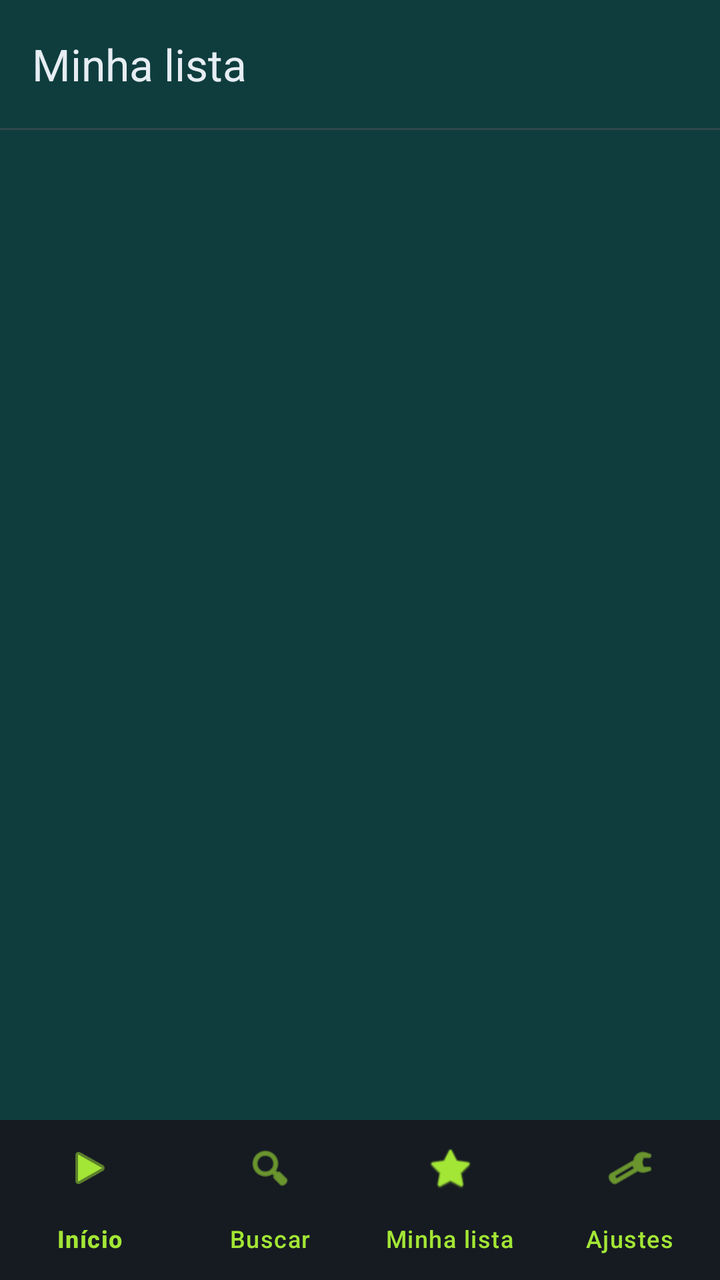
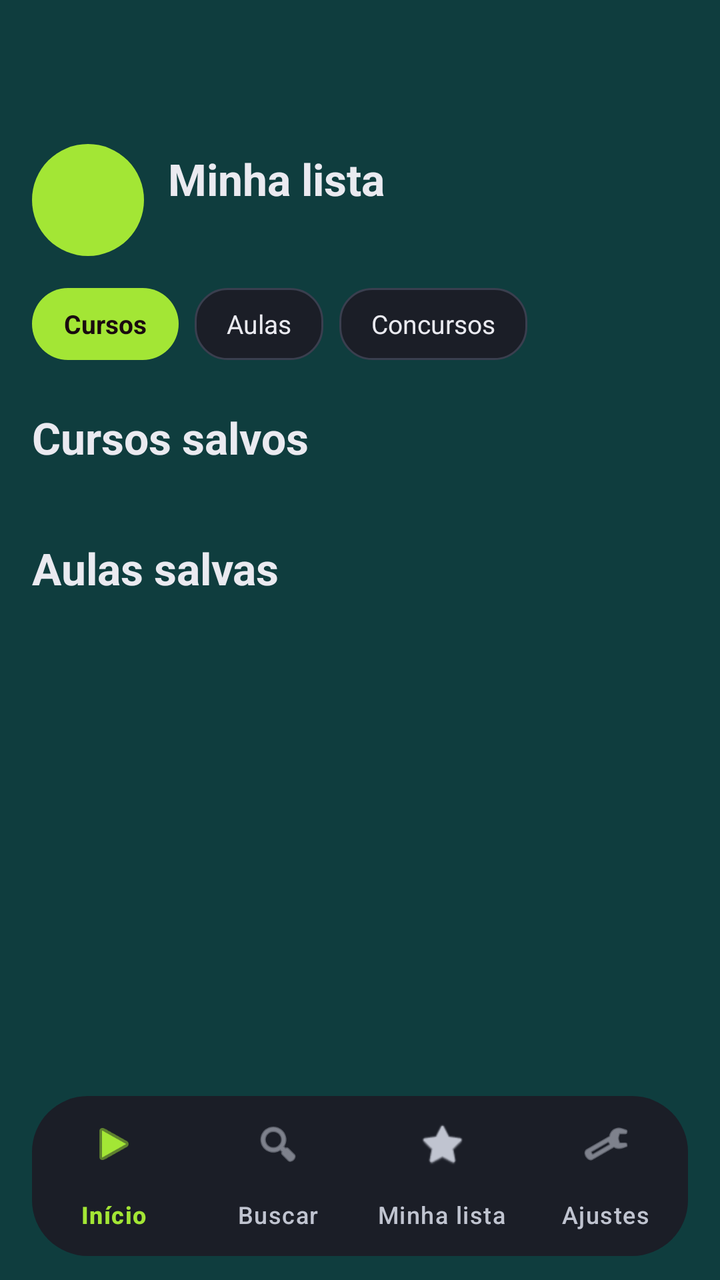

Compare the two renders of this Android layout. The source of the first and the diff that turns it into the second are given below.
<!-- AndroidManifest.xml: application theme Theme.VovoFit -->
<!-- res/layout/activity_mylist.xml -->
<?xml version="1.0" encoding="utf-8"?>
<LinearLayout xmlns:android="http://schemas.android.com/apk/res/android"
    xmlns:app="http://schemas.android.com/apk/res-auto"
    android:layout_width="match_parent"
    android:layout_height="match_parent"
    android:orientation="vertical"
    android:background="@color/bg_primary">

    <com.google.android.material.appbar.MaterialToolbar
        android:id="@+id/toolbar"
        android:layout_width="match_parent"
        android:layout_height="64dp"
        android:background="@color/bg_primary"
        android:elevation="0dp"
        app:title="Minha lista"
        app:titleTextColor="@color/text_primary"
        app:titleTextAppearance="@style/TextAppearance.Material3.TitleLarge"
        app:navigationIconTint="@color/meggy_pink" />

    <View
        android:layout_width="match_parent"
        android:layout_height="1dp"
        android:background="#22FF8B9F" />

    <TextView
        android:id="@+id/label_count"
        android:layout_width="wrap_content"
        android:layout_height="wrap_content"
        android:textColor="@color/text_secondary"
        android:textSize="13sp"
        android:paddingHorizontal="20dp"
        android:paddingTop="10dp"
        android:paddingBottom="6dp" />

    <FrameLayout
        android:layout_width="match_parent"
        android:layout_height="0dp"
        android:layout_weight="1">

        
        <androidx.core.widget.NestedScrollView
            android:id="@+id/scroll_content"
            android:layout_width="match_parent"
            android:layout_height="match_parent"
            android:clipToPadding="false">

            <LinearLayout
                android:layout_width="match_parent"
                android:layout_height="wrap_content"
                android:orientation="vertical">

                <TextView
                    android:id="@+id/label_courses"
                    android:layout_width="wrap_content"
                    android:layout_height="wrap_content"
                    android:text="📚 Cursos"
                    android:textColor="@color/text_primary"
                    android:textSize="15sp"
                    android:textStyle="bold"
                    android:paddingHorizontal="20dp"
                    android:paddingTop="6dp"
                    android:paddingBottom="8dp"
                    android:visibility="gone" />

                <androidx.recyclerview.widget.RecyclerView
                    android:id="@+id/recycler_courses"
                    android:layout_width="match_parent"
                    android:layout_height="wrap_content"
                    android:clipToPadding="false"
                    android:nestedScrollingEnabled="false"
                    android:paddingHorizontal="10dp"
                    android:paddingBottom="8dp"
                    android:visibility="gone" />

                <TextView
                    android:id="@+id/label_files"
                    android:layout_width="wrap_content"
                    android:layout_height="wrap_content"
                    android:text="🎬 Vídeos e arquivos"
                    android:textColor="@color/text_primary"
                    android:textSize="15sp"
                    android:textStyle="bold"
                    android:paddingHorizontal="20dp"
                    android:paddingTop="6dp"
                    android:paddingBottom="8dp"
                    android:visibility="gone" />

                <androidx.recyclerview.widget.RecyclerView
                    android:id="@+id/recycler"
                    android:layout_width="match_parent"
                    android:layout_height="wrap_content"
                    android:clipToPadding="false"
                    android:nestedScrollingEnabled="false"
                    android:paddingHorizontal="10dp"
                    android:paddingBottom="24dp" />
            </LinearLayout>
        </androidx.core.widget.NestedScrollView>

        <LinearLayout
            android:id="@+id/empty_state"
            android:layout_width="wrap_content"
            android:layout_height="wrap_content"
            android:layout_gravity="center"
            android:orientation="vertical"
            android:gravity="center"
            android:visibility="gone">

            <TextView
                android:layout_width="wrap_content"
                android:layout_height="wrap_content"
                android:textSize="56sp"
                android:text="⭐" />

            <TextView
                android:layout_width="wrap_content"
                android:layout_height="wrap_content"
                android:layout_marginTop="12dp"
                android:text="Sua lista está vazia.\nToque em ⭐ nos vídeos e cursos para salvá-los aqui."
                android:textColor="@color/text_secondary"
                android:textSize="14sp"
                android:gravity="center" />
        </LinearLayout>
    </FrameLayout>

    <com.google.android.material.bottomnavigation.BottomNavigationView
        android:id="@+id/bottom_nav"
        android:layout_width="match_parent"
        android:layout_height="wrap_content"
        android:background="@color/bg_surface"
        app:labelVisibilityMode="labeled"
        app:itemTextColor="@color/meggy_pink"
        app:itemIconTint="@color/meggy_pink"
        app:menu="@menu/bottom_nav" />
</LinearLayout>
<!-- resources referenced by this layout -->
<resources>
  <color name="bg_primary">#0F3D3E</color>
  <color name="bg_surface">#161B22</color>
  <color name="meggy_pink">#FFA3E635</color>
  <color name="text_primary">#E6EDF3</color>
  <color name="text_secondary">#8B949E</color>
  <color name="md_primary">#FFA3E635</color>
  <color name="md_on_primary">#FF1A0A0F</color>
  <color name="md_primary_container">#FF0F3D3E</color>
  <color name="md_on_primary_container">#FFFFEAF1</color>
  <color name="md_secondary">#FFC026D3</color>
  <color name="md_on_secondary">#FF1A0A1F</color>
  <color name="md_secondary_container">#FF5A1B6E</color>
  <color name="md_on_secondary_container">#FFFBD7FF</color>
  <color name="md_background">#FF0F3D3E</color>
  <color name="md_surface">#FF16181F</color>
  <color name="md_surface_variant">#FF232634</color>
  <color name="md_on_background">#FFEAEAF0</color>
  <color name="md_on_surface">#FFEAEAF0</color>
  <color name="md_on_surface_variant">#FFC0C4D0</color>
  <color name="md_outline">#FF3A3F4F</color>
  <color name="md_outline_variant">#FF2A2E3A</color>
  <color name="md_error">#FFCF6679</color>
  <color name="md_on_error">#FF600014</color>
  <style name="Widget.Meggy.CardView" parent="Widget.Material3.CardView.Filled">
          <item name="cardBackgroundColor">@color/md_surface_container</item>
          <item name="cardCornerRadius">20dp</item>
          <item name="cardElevation">2dp</item>
          <item name="contentPadding">0dp</item>
          <item name="strokeWidth">0dp</item>
      </style>
  <color name="md_surface_container">#FF1B1E27</color>
  <!-- unchanged entries left out for length: 1 -->
</resources>

<!-- the commit's change to res/layout/activity_mylist.xml (unified diff, before → after) -->
@@ -3,132 +3,210 @@
     xmlns:app="http://schemas.android.com/apk/res-auto"
     android:layout_width="match_parent"
     android:layout_height="match_parent"
-    android:orientation="vertical"
-    android:background="@color/bg_primary">
+    android:background="@color/md_background"
+    android:orientation="vertical">
 
     <com.google.android.material.appbar.MaterialToolbar
         android:id="@+id/toolbar"
         android:layout_width="match_parent"
         android:layout_height="64dp"
-        android:background="@color/bg_primary"
+        android:background="@color/md_background"
         android:elevation="0dp"
-        app:title="Minha lista"
-        app:titleTextColor="@color/text_primary"
+        app:navigationIconTint="@color/md_primary"
         app:titleTextAppearance="@style/TextAppearance.Material3.TitleLarge"
-        app:navigationIconTint="@color/meggy_pink" />
-
-    <View
-        android:layout_width="match_parent"
-        android:layout_height="1dp"
-        android:background="#22FF8B9F" />
-
-    <TextView
-        android:id="@+id/label_count"
-        android:layout_width="wrap_content"
-        android:layout_height="wrap_content"
-        android:textColor="@color/text_secondary"
-        android:textSize="13sp"
-        android:paddingHorizontal="20dp"
-        android:paddingTop="10dp"
-        android:paddingBottom="6dp" />
-
-    <FrameLayout
+        app:titleTextColor="@color/md_on_surface" />
+
+    <androidx.core.widget.NestedScrollView
+        android:id="@+id/scrollContent"
         android:layout_width="match_parent"
         android:layout_height="0dp"
-        android:layout_weight="1">
-
-        
-        <androidx.core.widget.NestedScrollView
-            android:id="@+id/scroll_content"
+        android:layout_weight="1"
+        android:fillViewport="true">
+
+        <LinearLayout
             android:layout_width="match_parent"
-            android:layout_height="match_parent"
-            android:clipToPadding="false">
-
+            android:layout_height="wrap_content"
+            android:orientation="vertical"
+            android:paddingHorizontal="@dimen/content_margin"
+            android:paddingBottom="@dimen/spacing_lg">
+
+            
             <LinearLayout
                 android:layout_width="match_parent"
                 android:layout_height="wrap_content"
-                android:orientation="vertical">
-
-                <TextView
-                    android:id="@+id/label_courses"
+                android:layout_marginTop="@dimen/spacing_sm"
+                android:gravity="center_vertical"
+                android:orientation="horizontal">
+
+                <TextView
+                    android:id="@+id/avatarMonogram"
+                    android:layout_width="56dp"
+                    android:layout_height="56dp"
+                    android:background="@drawable/btn_play_circle"
+                    android:gravity="center"
+                    android:textColor="@color/md_on_primary"
+                    android:textSize="22sp"
+                    android:textStyle="bold" />
+
+                <LinearLayout
+                    android:layout_width="0dp"
+                    android:layout_height="wrap_content"
+                    android:layout_marginStart="@dimen/spacing_md"
+                    android:layout_weight="1"
+                    android:orientation="vertical">
+
+                    <TextView
+                        android:layout_width="match_parent"
+                        android:layout_height="wrap_content"
+                        android:text="@string/mylist_title"
+                        android:textColor="@color/md_on_surface"
+                        android:textSize="@dimen/text_topbar_title"
+                        android:textStyle="bold" />
+
+                    <TextView
+                        android:id="@+id/labelCount"
+                        android:layout_width="match_parent"
+                        android:layout_height="wrap_content"
+                        android:layout_marginTop="2dp"
+                        android:textColor="@color/md_primary"
+                        android:textSize="@dimen/text_card_subtitle" />
+                </LinearLayout>
+            </LinearLayout>
+
+            
+            <LinearLayout
+                android:layout_width="match_parent"
+                android:layout_height="wrap_content"
+                android:layout_marginTop="@dimen/spacing_lg"
+                android:orientation="horizontal">
+
+                <TextView
+                    android:id="@+id/tabCourses"
                     android:layout_width="wrap_content"
-                    android:layout_height="wrap_content"
-                    android:text="📚 Cursos"
-                    android:textColor="@color/text_primary"
-                    android:textSize="15sp"
-                    android:textStyle="bold"
-                    android:paddingHorizontal="20dp"
-                    android:paddingTop="6dp"
-                    android:paddingBottom="8dp"
-                    android:visibility="gone" />
-
-                <androidx.recyclerview.widget.RecyclerView
-                    android:id="@+id/recycler_courses"
-                    android:layout_width="match_parent"
-                    android:layout_height="wrap_content"
-                    android:clipToPadding="false"
-                    android:nestedScrollingEnabled="false"
-                    android:paddingHorizontal="10dp"
-                    android:paddingBottom="8dp"
-                    android:visibility="gone" />
-
-                <TextView
-                    android:id="@+id/label_files"
+                    android:layout_height="@dimen/chip_height"
+                    android:layout_marginEnd="@dimen/spacing_sm"
+                    android:background="@drawable/btn_primary_pill"
+                    android:clickable="true"
+                    android:focusable="true"
+                    android:gravity="center"
+                    android:paddingHorizontal="@dimen/spacing_lg"
+                    android:text="Cursos"
+                    android:textColor="@color/md_on_primary"
+                    android:textSize="@dimen/text_chip"
+                    android:textStyle="bold" />
+
+                <TextView
+                    android:id="@+id/tabFiles"
                     android:layout_width="wrap_content"
-                    android:layout_height="wrap_content"
-                    android:text="🎬 Vídeos e arquivos"
-                    android:textColor="@color/text_primary"
-                    android:textSize="15sp"
-                    android:textStyle="bold"
-                    android:paddingHorizontal="20dp"
-                    android:paddingTop="6dp"
-                    android:paddingBottom="8dp"
-                    android:visibility="gone" />
-
-                <androidx.recyclerview.widget.RecyclerView
-                    android:id="@+id/recycler"
-                    android:layout_width="match_parent"
-                    android:layout_height="wrap_content"
-                    android:clipToPadding="false"
-                    android:nestedScrollingEnabled="false"
-                    android:paddingHorizontal="10dp"
-                    android:paddingBottom="24dp" />
+                    android:layout_height="@dimen/chip_height"
+                    android:layout_marginEnd="@dimen/spacing_sm"
+                    android:background="@drawable/chip_outline"
+                    android:clickable="true"
+                    android:focusable="true"
+                    android:gravity="center"
+                    android:paddingHorizontal="@dimen/spacing_lg"
+                    android:text="Aulas"
+                    android:textColor="@color/md_on_surface"
+                    android:textSize="@dimen/text_chip" />
+
+                <TextView
+                    android:id="@+id/tabConcursos"
+                    android:layout_width="wrap_content"
+                    android:layout_height="@dimen/chip_height"
+                    android:background="@drawable/chip_outline"
+                    android:clickable="true"
+                    android:focusable="true"
+                    android:gravity="center"
+                    android:paddingHorizontal="@dimen/spacing_lg"
+                    android:text="Concursos"
+                    android:textColor="@color/md_on_surface"
+                    android:textSize="@dimen/text_chip" />
             </LinearLayout>
-        </androidx.core.widget.NestedScrollView>
-
-        <LinearLayout
-            android:id="@+id/empty_state"
-            android:layout_width="wrap_content"
-            android:layout_height="wrap_content"
-            android:layout_gravity="center"
-            android:orientation="vertical"
-            android:gravity="center"
-            android:visibility="gone">
-
-            <TextView
-                android:layout_width="wrap_content"
-                android:layout_height="wrap_content"
-                android:textSize="56sp"
-                android:text="⭐" />
-
-            <TextView
-                android:layout_width="wrap_content"
-                android:layout_height="wrap_content"
-                android:layout_marginTop="12dp"
-                android:text="Sua lista está vazia.\nToque em ⭐ nos vídeos e cursos para salvá-los aqui."
-                android:textColor="@color/text_secondary"
-                android:textSize="14sp"
-                android:gravity="center" />
+
+            <TextView
+                android:id="@+id/labelCourses"
+                android:layout_width="match_parent"
+                android:layout_height="wrap_content"
+                android:layout_marginTop="@dimen/spacing_xl"
+                android:text="Cursos salvos"
+                android:textColor="@color/md_on_surface"
+                android:textSize="@dimen/text_section_title"
+                android:textStyle="bold" />
+
+            <androidx.recyclerview.widget.RecyclerView
+                android:id="@+id/recyclerCourses"
+                android:layout_width="match_parent"
+                android:layout_height="wrap_content"
+                android:layout_marginTop="@dimen/spacing_md"
+                android:clipToPadding="false"
+                android:nestedScrollingEnabled="false"
+                android:overScrollMode="never" />
+
+            <TextView
+                android:id="@+id/labelFiles"
+                android:layout_width="match_parent"
+                android:layout_height="wrap_content"
+                android:layout_marginTop="@dimen/spacing_xl"
+                android:text="Aulas salvas"
+                android:textColor="@color/md_on_surface"
+                android:textSize="@dimen/text_section_title"
+                android:textStyle="bold" />
+
+            <androidx.recyclerview.widget.RecyclerView
+                android:id="@+id/recycler"
+                android:layout_width="match_parent"
+                android:layout_height="wrap_content"
+                android:layout_marginTop="@dimen/spacing_md"
+                android:clipToPadding="false"
+                android:nestedScrollingEnabled="false"
+                android:overScrollMode="never" />
+
+            <TextView
+                android:id="@+id/labelBookmarks"
+                android:layout_width="match_parent"
+                android:layout_height="wrap_content"
+                android:layout_marginTop="@dimen/spacing_xl"
+                android:text="Documentos marcados"
+                android:textColor="@color/md_on_surface"
+                android:textSize="@dimen/text_section_title"
+                android:textStyle="bold"
+                android:visibility="gone" />
+
+            <androidx.recyclerview.widget.RecyclerView
+                android:id="@+id/recyclerBookmarks"
+                android:layout_width="match_parent"
+                android:layout_height="wrap_content"
+                android:layout_marginTop="@dimen/spacing_md"
+                android:clipToPadding="false"
+                android:nestedScrollingEnabled="false"
+                android:overScrollMode="never"
+                android:visibility="gone" />
+
+            <TextView
+                android:id="@+id/emptyState"
+                android:layout_width="match_parent"
+                android:layout_height="wrap_content"
+                android:layout_marginTop="@dimen/spacing_xl"
+                android:gravity="center"
+                android:text="Nada salvo ainda — toque na ★ de um curso ou aula."
+                android:textColor="@color/md_on_surface_variant"
+                android:textSize="@dimen/text_detail_body"
+                android:visibility="gone" />
         </LinearLayout>
-    </FrameLayout>
-
+    </androidx.core.widget.NestedScrollView>
+
+    
     <com.google.android.material.bottomnavigation.BottomNavigationView
-        android:id="@+id/bottom_nav"
+        android:id="@+id/bottomNav"
         android:layout_width="match_parent"
         android:layout_height="wrap_content"
-        android:background="@color/bg_surface"
+        android:layout_marginHorizontal="@dimen/content_margin"
+        android:layout_marginBottom="@dimen/spacing_md"
+        android:background="@drawable/nav_bar_background"
+        android:elevation="@dimen/elevation_3"
+        app:itemActiveIndicatorStyle="@style/NavIndicatorPill"
+        app:itemIconTint="@color/bottom_nav_item_color"
+        app:itemTextColor="@color/bottom_nav_item_color"
         app:labelVisibilityMode="labeled"
-        app:itemTextColor="@color/meggy_pink"
-        app:itemIconTint="@color/meggy_pink"
-        app:menu="@menu/bottom_nav" />
+        app:menu="@menu/bottom_nav_menu" />
 </LinearLayout>
<!-- resource entries referenced after the edit -->
@@ -1,11 +1,53 @@
 <!-- resources referenced by this layout -->
 <resources>
-  <color name="bg_primary">#0F3D3E</color>
-  <color name="bg_surface">#161B22</color>
-  <color name="meggy_pink">#FFA3E635</color>
-  <color name="text_primary">#E6EDF3</color>
-  <color name="text_secondary">#8B949E</color>
   <color name="md_primary">#FFA3E635</color>
+  <dimen name="chip_height">36dp</dimen>
+  <dimen name="content_margin">16dp</dimen>
+  <dimen name="elevation_3">3dp</dimen>
+  <dimen name="spacing_lg">16dp</dimen>
+  <dimen name="spacing_md">12dp</dimen>
+  <dimen name="spacing_sm">8dp</dimen>
+  <dimen name="spacing_xl">24dp</dimen>
+  <dimen name="text_card_subtitle">14sp</dimen>
+  <dimen name="text_chip">13sp</dimen>
+  <dimen name="text_detail_body">16sp</dimen>
+  <dimen name="text_section_title">22sp</dimen>
+  <dimen name="text_topbar_title">22sp</dimen>
+  <!-- drawable btn_play_circle (drawable) -->
+  <?xml version="1.0" encoding="utf-8"?>
+  <shape xmlns:android="http://schemas.android.com/apk/res/android"
+      android:shape="oval">
+      <solid android:color="@color/md_primary" />
+  </shape>
+  <!-- drawable btn_primary_pill (drawable) -->
+  <?xml version="1.0" encoding="utf-8"?>
+  <shape xmlns:android="http://schemas.android.com/apk/res/android"
+      android:shape="rectangle">
+      <corners android:radius="@dimen/radius_pill" />
+      <solid android:color="@color/md_primary" />
+  </shape>
+  <!-- drawable chip_outline (drawable) -->
+  <?xml version="1.0" encoding="utf-8"?>
+  <shape xmlns:android="http://schemas.android.com/apk/res/android"
+      android:shape="rectangle">
+      <corners android:radius="16dp" />
+      <solid android:color="@color/md_surface_container" />
+      <stroke
+          android:width="1dp"
+          android:color="@color/md_outline" />
+  </shape>
+  <!-- drawable nav_bar_background (drawable) -->
+  <?xml version="1.0" encoding="utf-8"?>
+  <shape xmlns:android="http://schemas.android.com/apk/res/android"
+      android:shape="rectangle">
+      <corners android:radius="28dp" />
+      <solid android:color="@color/md_surface_container" />
+  </shape>
+  <string name="mylist_title">Minha lista</string>
+  <style name="NavIndicatorPill" parent="Widget.Material3.BottomNavigationView.ActiveIndicator">
+          <item name="android:background">@drawable/nav_indicator_pill</item>
+      </style>
+  <dimen name="radius_pill">64dp</dimen>
   <color name="md_on_primary">#FF1A0A0F</color>
   <color name="md_primary_container">#FF0F3D3E</color>
   <color name="md_on_primary_container">#FFFFEAF1</color>
@@ -20,6 +62,13 @@
   <color name="md_on_surface">#FFEAEAF0</color>
   <color name="md_on_surface_variant">#FFC0C4D0</color>
   <color name="md_outline">#FF3A3F4F</color>
+  <!-- drawable nav_indicator_pill (drawable) -->
+  <?xml version="1.0" encoding="utf-8"?>
+  <shape xmlns:android="http://schemas.android.com/apk/res/android"
+      android:shape="rectangle">
+      <corners android:radius="@dimen/radius_pill" />
+      <solid android:color="@color/hero_badge_bg" />
+  </shape>
   <color name="md_outline_variant">#FF2A2E3A</color>
   <color name="md_error">#FFCF6679</color>
   <color name="md_on_error">#FF600014</color>
@@ -30,6 +79,7 @@
           <item name="contentPadding">0dp</item>
           <item name="strokeWidth">0dp</item>
       </style>
+  <color name="hero_badge_bg">#1FFF6B35</color>
   <color name="md_surface_container">#FF1B1E27</color>
   <!-- unchanged entries left out for length: 1 -->
 </resources>
